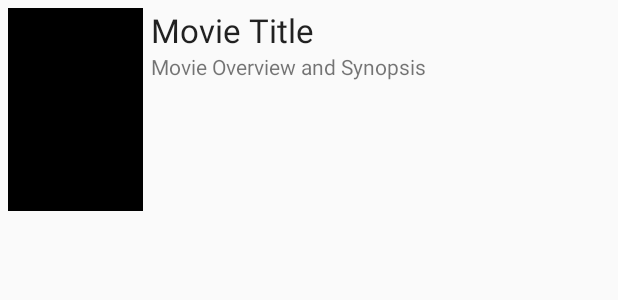
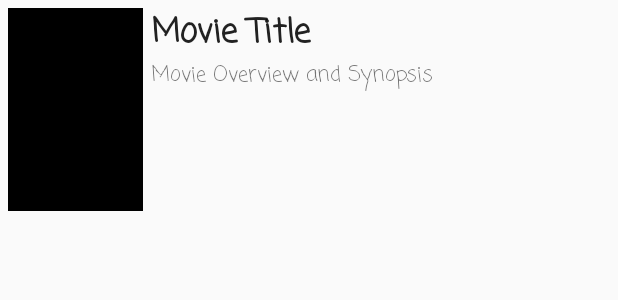
Before and after one commit to nokolo99/Flixster, an Android app: the layout item_movie.xml on its own in the app's theme, with its tools: preview values and no code run, on a phone screen of 412 x 824 dp. Shown: the top 300 px of the screen. Run offline under Robolectric (Android 15) with nearby library versions, the phone set to English and light mode, and no system bars.

Commit message:
Style and Information Added

```diff
--- a/app/build.gradle
+++ b/app/build.gradle
@@ -31,6 +31,8 @@ dependencies {
     implementation 'jp.wasabeef:glide-transformations:3.3.0'
     // If you want to use the GPU Filters
     implementation 'jp.co.cyberagent.android.gpuimage:gpuimage-library:1.4.1'
+    implementation 'org.parceler:parceler-api:1.1.6'
+    annotationProcessor 'org.parceler:parceler:1.1.6'
     testImplementation 'junit:junit:4.12'
     androidTestImplementation 'com.android.support.test:runner:1.0.2'
     androidTestImplementation 'com.android.support.test.espresso:espresso-core:3.0.2'
--- a/app/src/main/AndroidManifest.xml
+++ b/app/src/main/AndroidManifest.xml
@@ -18,6 +18,7 @@
                 <category android:name="android.intent.category.LAUNCHER" />
             </intent-filter>
         </activity>
+        <activity android:name=".MovieDetailsActivity"></activity>
     </application>
 
 </manifest>
--- a/app/src/main/res/layout-land/item_movie.xml
+++ b/app/src/main/res/layout-land/item_movie.xml
@@ -21,8 +21,10 @@
         android:layout_height="wrap_content"
         android:layout_alignParentTop="true"
         android:layout_toEndOf="@+id/ivBackdropImage"
+        android:fontFamily="casual"
         android:text="Movie Title"
-        android:textAppearance="@android:style/TextAppearance.Medium" />
+        android:textAppearance="@android:style/TextAppearance.Medium"
+        android:textStyle="bold" />
 
     <TextView
         android:id="@+id/tvOverview"
@@ -31,5 +33,6 @@
         android:layout_below="@+id/tvTitle"
         android:layout_marginTop="3dp"
         android:layout_toEndOf="@+id/ivBackdropImage"
+        android:fontFamily="casual"
         android:text="TextView" />
 </RelativeLayout>
--- a/app/src/main/res/layout/item_movie.xml
+++ b/app/src/main/res/layout/item_movie.xml
@@ -18,21 +18,24 @@
         android:id="@+id/tvTitle"
         android:layout_width="294dp"
         android:layout_height="wrap_content"
+        android:layout_alignParentEnd="true"
+        android:layout_alignParentRight="true"
+        android:layout_alignParentTop="true"
         android:layout_toRightOf="@id/lvPosterImage"
-        android:layout_alignParentEnd="true"
-        android:layout_alignParentTop="true"
-        android:layout_alignParentRight="true"
+        android:fontFamily="casual"
         android:text="Movie Title"
-        android:textAppearance="@android:style/TextAppearance.Large" />
+        android:textAppearance="@android:style/TextAppearance.Large"
+        android:textStyle="bold" />
 
     <TextView
         android:id="@+id/tvOverview"
         android:layout_width="294dp"
         android:layout_height="104dp"
+        android:layout_alignParentEnd="true"
+        android:layout_alignParentRight="true"
         android:layout_below="@+id/tvTitle"
         android:layout_toEndOf="@+id/lvPosterImage"
         android:layout_toRightOf="@+id/lvPosterImage"
-        android:layout_alignParentRight="true"
-        android:layout_alignParentEnd="true"
+        android:fontFamily="casual"
         android:text="Movie Overview and Synopsis" />
 </RelativeLayout>
```
Also changed, not shown: app/src/main/java/me/nokolo99/flixster/MovieAdapter.java (+25 -1 lines), app/src/main/java/me/nokolo99/flixster/MovieDetailsActivity.java (added, +44 -0 lines), app/src/main/java/me/nokolo99/flixster/models/Movie.java (+17 -4 lines), app/src/main/res/layout/activity_movie_details.xml (added, +40 -0 lines), 1 other file.
